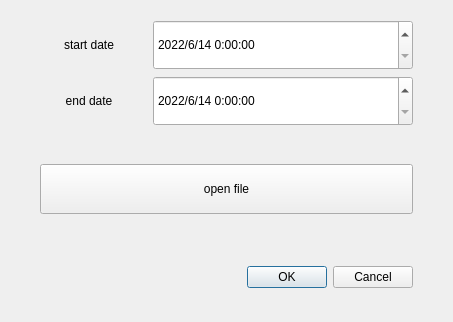
Above: mexportdatedlg.ui from yuanjinxin123/shenglei before the change. Below: the same form after it.
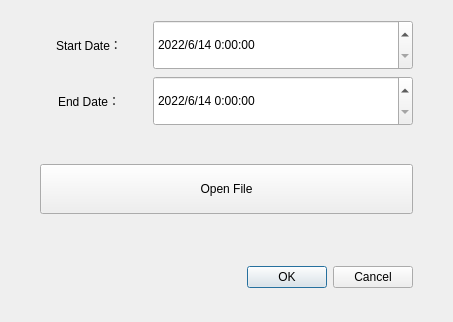
That is the form after the change.

```diff
--- a/mexportdatedlg.ui
+++ b/mexportdatedlg.ui
@@ -42,7 +42,7 @@
        <item>
         <widget class="QLabel" name="label">
          <property name="text">
-          <string>start date</string>
+          <string>Start Date：</string>
          </property>
          <property name="alignment">
           <set>Qt::AlignCenter</set>
@@ -82,7 +82,7 @@
        <item>
         <widget class="QLabel" name="label_2">
          <property name="text">
-          <string>end date</string>
+          <string>End Date：</string>
          </property>
          <property name="alignment">
           <set>Qt::AlignCenter</set>
@@ -136,7 +136,7 @@
         </size>
        </property>
        <property name="text">
-        <string>open file</string>
+        <string>Open File</string>
        </property>
       </widget>
      </item>
```
